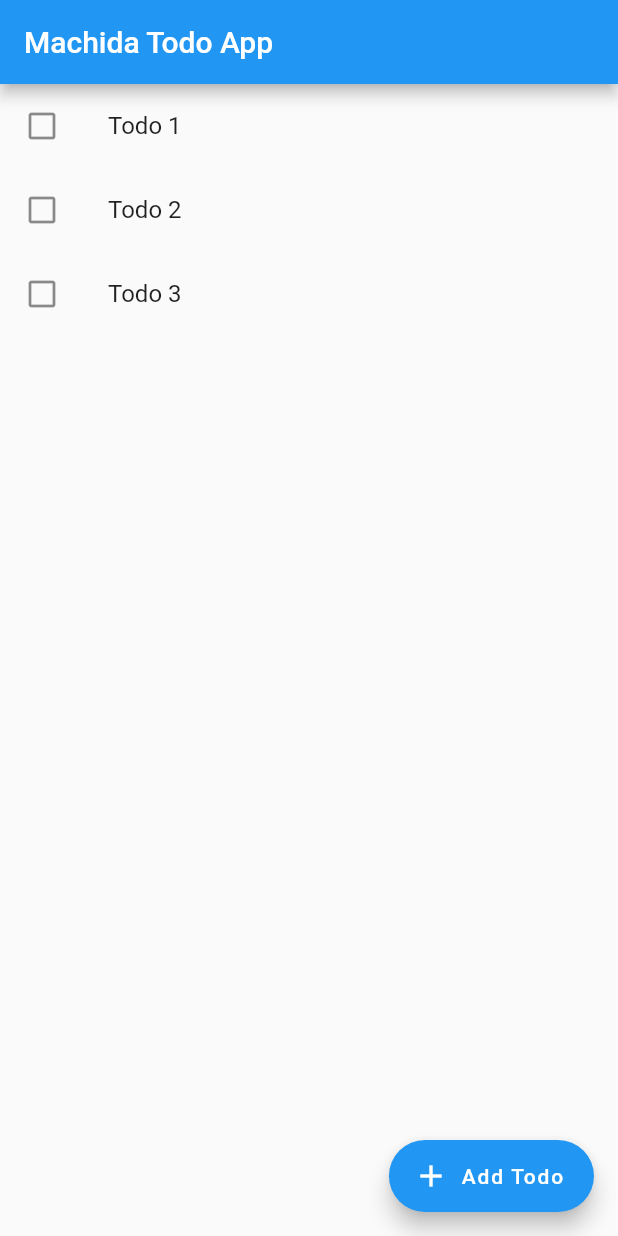
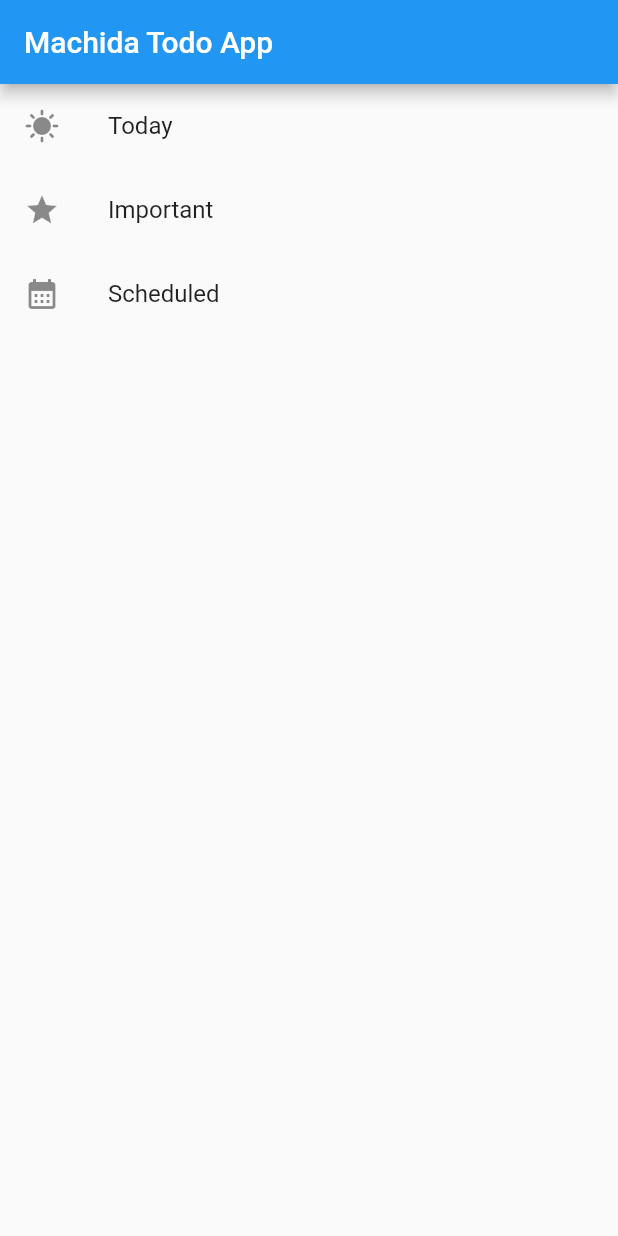
Before and after one commit to k0mach1/flutter_todo_app, a Flutter app: the screen it shows after launch, on a phone screen of 412 x 824 dp. Run offline on Flutter 3.47's test engine with Material 2 defaults, Android fonts, the light colour scheme and no system bars.

Commit message:
implement TodoGroup page

```diff
--- /dev/null
+++ b/lib/components/todo_group_item.dart
@@ -0,0 +1,26 @@
+import 'package:flutter/material.dart';
+import 'package:flutter_todo_app/models/todo_group.dart';
+
+typedef OnTodoGroupItemTappedCallback = void Function(TodoGroup todoGroup);
+
+class TodoGroupItem extends StatelessWidget {
+  final TodoGroup todoGroup;
+  final OnTodoGroupItemTappedCallback onTapped;
+
+  const TodoGroupItem({
+    Key? key,
+    required this.todoGroup,
+    required this.onTapped
+  }) : super(key: key);
+
+  @override
+  Widget build(BuildContext context) {
+    return ListTile(
+      leading: todoGroup.icon,
+      title: Text(todoGroup.title),
+      onTap: () {
+        onTapped(todoGroup) ;
+      },
+    );
+  }
+}
--- /dev/null
+++ b/lib/components/todo_group_list.dart
@@ -0,0 +1,33 @@
+import 'package:flutter/material.dart';
+import 'package:flutter_todo_app/components/todo_group_item.dart';
+import 'package:flutter_todo_app/models/todo_group.dart';
+
+typedef OnTodoGroupItemTappedCallback = void Function(TodoGroup todoGroup);
+
+class TodoGroupList extends StatelessWidget {
+  final List<TodoGroup> todoGroups;
+  final OnTodoGroupItemTappedCallback onItemTapped;
+
+  const TodoGroupList({
+    Key? key,
+    required this.todoGroups,
+    required this.onItemTapped
+  }) : super(key: key);
+
+  @override
+  Widget build(BuildContext context) {
+    return ListView.builder(
+      itemCount: todoGroups.length,
+      itemBuilder: (context, index) {
+        var todoGroup = todoGroups.elementAt(index);
+        return TodoGroupItem(
+          todoGroup: todoGroup,
+          onTapped: (TodoGroup todoGroup) {
+            onItemTapped(todoGroup);
+          },
+        );
+      },
+    );
+  }
+
+}
--- a/lib/models/todo_group.dart
+++ b/lib/models/todo_group.dart
@@ -7,4 +7,35 @@ class TodoGroup {
   List<Todo> todos;
 
   TodoGroup({ required this.icon, required this.title, required this.todos });
+
+  void add(Todo todo) {
+    todos.add(todo);
+  }
+
+  void removeAt(int index) {
+    todos.removeAt(index);
+  }
+
+  static TodoGroup createSampleInstance(Icon icon, String title) {
+    return TodoGroup(
+        icon: icon,
+        title: title,
+        todos:  [
+          Todo(
+              title: 'Todo 1',
+              status: TodoStatus.notYet,
+              deadline: DateTime.now(),
+              isStared: true),
+          Todo(
+              title: 'Todo 2',
+              status: TodoStatus.notYet,
+              deadline: DateTime.now(),
+              isStared: true),
+          Todo(
+              title: 'Todo 3',
+              status: TodoStatus.notYet,
+              deadline: DateTime.now(),
+              isStared: true),
+        ]);
+  }
 }
--- a/lib/pages/home_page.dart
+++ b/lib/pages/home_page.dart
@@ -1,7 +1,8 @@
 import 'package:flutter/material.dart';
-import 'package:flutter_todo_app/models/todo.dart';
-import 'package:flutter_todo_app/components/add_todo_modal.dart';
-import 'package:flutter_todo_app/components/todo_list.dart';
+import 'package:flutter_todo_app/models/todo_group.dart';
+import 'package:flutter_todo_app/pages/todo_group_page.dart';
+
+import '../components/todo_group_list.dart';
 
 class HomePage extends StatefulWidget {
   @override
@@ -12,48 +13,11 @@ class HomePage extends StatefulWidget {
 
 class HomePageState extends State<HomePage> {
 
-  final List<Todo> _todos = [
-    Todo(
-        title: 'Todo 1',
-        status: TodoStatus.notYet,
-        deadline: DateTime.now(),
-        isStared: true),
-    Todo(
-        title: 'Todo 2',
-        status: TodoStatus.notYet,
-        deadline: DateTime.now(),
-        isStared: true),
-    Todo(
-        title: 'Todo 3',
-        status: TodoStatus.notYet,
-        deadline: DateTime.now(),
-        isStared: true),
+  final List<TodoGroup> _todoGroups = [
+    TodoGroup.createSampleInstance(Icon(Icons.sunny), 'Today'),
+    TodoGroup.createSampleInstance(Icon(Icons.star), 'Important'),
+    TodoGroup.createSampleInstance(Icon(Icons.calendar_month), 'Scheduled')
   ];
-
-  void showAddTodoModal() async {
-    var result = await showDialog(
-      context: context,
-      builder: (_) { return AddTodoModal(); },
-    );
-    setState(() {
-      addTodo(result);
-    });
-  }
-
-  void addTodo(Object? result) {
-    if (result == null) { return; }
-
-    try {
-      Todo todo = result as Todo;
-      _todos.add(todo);
-    } catch(e) {
-      debugPrint(e.toString());
-    }
-  }
-
-  void removeTodo(int index) {
-    _todos.removeAt(index);
-  }
 
   @override
   Widget build(BuildContext context) {
@@ -61,18 +25,16 @@ class HomePageState extends State<HomePage> {
       appBar: AppBar(
         title: Text('Machida Todo App'),
       ),
-      body: TodoList(
-        todos: _todos,
-        onTodoItemDismissed: (int index) {
-          setState(() {
-            removeTodo(index);
-          });
+      body: TodoGroupList(
+        todoGroups: _todoGroups,
+        onItemTapped: (TodoGroup todoGroup) {
+          Navigator.push(
+            context,
+              MaterialPageRoute(
+                  builder: (context) => TodoGroupPage(todoGroup: todoGroup)
+              )
+          );
         },
-      ),
-      floatingActionButton: FloatingActionButton.extended(
-        onPressed: showAddTodoModal,
-        icon: const Icon(Icons.add),
-        label: Text('Add Todo'),
       ),
     );
   }
```
Also changed, not shown: lib/pages/todo_group_page.dart (added, +66 -0 lines).
